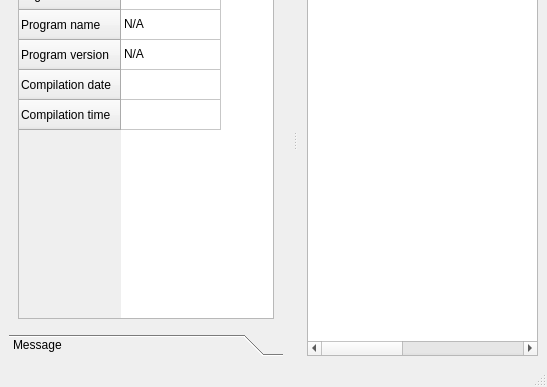
This is logger/src/tools/MainWindow.ui in lxq2537664558/rainbrurpg as Qt 5 draws it before an edit; both pictures show x 0 to 547 and y 198 to 585 of the 547 by 585 pixel window. The edited form follows.
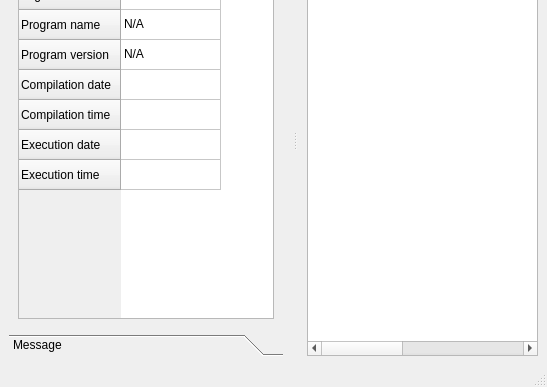
This is the edited form.

Commit message: Add execution date ad time to log header

Diff of the .ui file:
```diff
--- a/logger/src/tools/MainWindow.ui
+++ b/logger/src/tools/MainWindow.ui
@@ -149,6 +149,16 @@
                <string>Compilation time</string>
               </property>
              </row>
+             <row>
+              <property name="text">
+               <string>Execution date</string>
+              </property>
+             </row>
+             <row>
+              <property name="text">
+               <string>Execution time</string>
+              </property>
+             </row>
              <column/>
              <item row="0" column="0">
               <property name="text">
```
Left out of the diff: 4 changed lines with no effect on the pictures. The commit also changes 10 other files.
